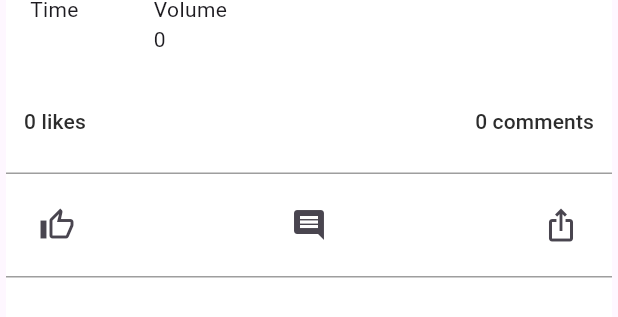
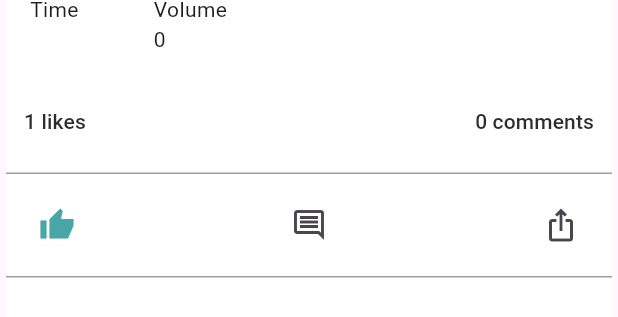
Before and after one commit to whitecatbeluga/workout-tracker-repo, a Flutter app: the PostCard widget shown alone on an empty page, opened directly with empty values, after a tap on the "thumb up" icon, on a phone screen of 412 x 824 dp. Shown: the part 165-482 px from the top of the screen. Run offline on Flutter 3.47's test engine with Material 3 defaults, Android fonts, the phone set to English and light mode, and no system bars; our stand-ins replace cloud_firestore, firebase_auth, firebase_core, firebase_storage, fl_chart, flutter_dotenv and 2 more; accounts and stored records are empty.

Commit message:
likes module now working

```diff
--- a/lib/data/repositories_impl/social_repository_impl.dart
+++ b/lib/data/repositories_impl/social_repository_impl.dart
@@ -241,4 +241,30 @@ class SocialRepositoryImpl implements SocialRepository {
       throw CustomErrorException.fromCode(500);
     }
   }
+
+  @override
+  Future<void> toggleLike({
+    required String workoutId,
+    required String userId,
+  }) async {
+    try {
+      final likeRef = _firestore
+          .collection('workouts')
+          .doc(workoutId)
+          .collection('likes')
+          .doc(userId);
+
+      final likeDoc = await likeRef.get();
+
+      if (likeDoc.exists) {
+        await likeRef.delete();
+      } else {
+        await likeRef.set({'liked_by': userId});
+      }
+    } on FirebaseException catch (_) {
+      throw CustomErrorException.fromCode(400);
+    } catch (_) {
+      throw CustomErrorException.fromCode(500);
+    }
+  }
 }
--- a/lib/domain/repositories/social_repository.dart
+++ b/lib/domain/repositories/social_repository.dart
@@ -11,4 +11,5 @@ abstract class SocialRepository {
     required String userId,
     required String description,
   });
+  Future<void> toggleLike({required String workoutId, required String userId});
 }
--- a/lib/presentation/widgets/card/post_card.dart
+++ b/lib/presentation/widgets/card/post_card.dart
@@ -8,19 +8,117 @@ import 'package:workout_tracker_repo/domain/repositories/social_repository.dart'
 import '../../../domain/entities/social_with_user.dart';
 import 'package:intl/intl.dart';
 
-class LikesBottomSheet extends StatelessWidget {
-  const LikesBottomSheet({super.key});
+class LikesBottomSheet extends StatefulWidget {
+  final String workoutId;
+  final SocialRepository repository;
+
+  const LikesBottomSheet({
+    super.key,
+    required this.workoutId,
+    required this.repository,
+  });
+
+  @override
+  State<LikesBottomSheet> createState() => _LikesBottomSheetState();
+}
+
+class _LikesBottomSheetState extends State<LikesBottomSheet> {
+  late Future<List<Map<String, dynamic>>> _likesFuture;
+
+  @override
+  void initState() {
+    super.initState();
+    _likesFuture = _fetchLikedUsers();
+  }
+
+  Future<List<Map<String, dynamic>>> _fetchLikedUsers() async {
+    final firestore = FirebaseFirestore.instance;
+
+    final likesSnapshot = await firestore
+        .collection('workouts')
+        .doc(widget.workoutId)
+        .collection('likes')
+        .get();
+
+    final likedUserIds = likesSnapshot.docs
+        .map((doc) => doc.data()['liked_by'] as String?)
+        .where((id) => id != null && id.isNotEmpty)
+        .cast<String>()
+        .toList();
+
+    final users = <Map<String, dynamic>>[];
+
+    for (final uid in likedUserIds) {
+      final userDoc = await firestore.collection('users').doc(uid).get();
+      if (userDoc.exists) {
+        final data = userDoc.data()!;
+        users.add({
+          'name': '${data['first_name'] ?? ''} ${data['last_name'] ?? ''}'
+              .trim(),
+          'picture': data['account_picture'] ?? '',
+        });
+      }
+    }
+
+    return users;
+  }
 
   @override
   Widget build(BuildContext context) {
-    return SizedBox(
-      height: 500,
-      child: Center(
-        child: ElevatedButton(
-          onPressed: () {
-            Navigator.pop(context);
+    return Padding(
+      padding: EdgeInsets.only(
+        bottom: MediaQuery.of(context).viewInsets.bottom,
+      ),
+      child: SizedBox(
+        height: 500,
+        child: FutureBuilder<List<Map<String, dynamic>>>(
+          future: _likesFuture,
+          builder: (context, snapshot) {
+            if (snapshot.connectionState == ConnectionState.waiting) {
+              return const Center(child: CircularProgressIndicator());
+            }
+            if (snapshot.hasError) {
+              return const Center(child: Text('Error loading likes'));
+            }
+
+            final users = snapshot.data ?? [];
+
+            if (users.isEmpty) {
+              return const Center(child: Text('No likes yet'));
+            }
+
+            return ListView.separated(
+              padding: const EdgeInsets.all(16),
+              itemCount: users.length,
+              separatorBuilder: (context, index) => const Divider(),
+              itemBuilder: (context, index) {
+                final user = users[index];
+                final name = user['name'] ?? 'Unknown';
+                final picture = user['picture'] ?? '';
+
+                return Row(
+                  children: [
+                    CircleAvatar(
+                      backgroundImage: picture.isNotEmpty
+                          ? NetworkImage(picture)
+                          : null,
+                      child: picture.isEmpty
+                          ? Text(name.isNotEmpty ? name[0].toUpperCase() : '?')
+                          : null,
+                    ),
+                    const SizedBox(width: 12),
+                    Text(
+                      name,
+                      style: const TextStyle(
+                        fontWeight: FontWeight.w500,
+                        fontSize: 14,
+                      ),
+                    ),
+                  ],
+                );
+              },
+            );
           },
-          child: Text('Likes close'),
         ),
       ),
     );
@@ -217,7 +315,7 @@ class _CommentsBottomSheetState extends State<CommentsBottomSheet> {
   }
 }
 
-class PostCard extends StatelessWidget {
+class PostCard extends StatefulWidget {
   final SocialWithUser data;
   final VoidCallback? onTap;
   final VoidCallback? viewProfileOnTap;
@@ -230,12 +328,59 @@ class PostCard extends StatelessWidget {
   });
 
   @override
+  State<PostCard> createState() => _PostCardState();
+}
+
+class _PostCardState extends State<PostCard> {
+  late bool isLiked;
+  late int likeCount;
+  final user = authService.value.getCurrentUser();
+
+  @override
+  void initState() {
+    super.initState();
+    isLiked = widget.data.likedByUids.contains(user?.uid);
+    likeCount = widget.data.likedByUids.length;
+  }
+
+  Future<void> _handleLike() async {
+    if (user == null) return;
+
+    final repository = SocialRepositoryImpl(FirebaseFirestore.instance);
+
+    try {
+      await repository.toggleLike(
+        workoutId: widget.data.social.id,
+        userId: user!.uid,
+      );
+
+      if (!mounted) return;
+
+      setState(() {
+        if (isLiked) {
+          isLiked = false;
+          likeCount--;
+        } else {
+          isLiked = true;
+          likeCount++;
+        }
+      });
+    } catch (e) {
+      if (!mounted) return;
+
+      ScaffoldMessenger.of(
+        context,
+      ).showSnackBar(const SnackBar(content: Text('Failed to toggle like')));
+    }
+  }
+
+  @override
   Widget build(BuildContext context) {
-    final createdAt = data.social.createdAt.toDate();
+    final createdAt = widget.data.social.createdAt.toDate();
     final timeAgo = timeago.format(createdAt);
 
     return InkWell(
-      onTap: onTap,
+      onTap: widget.onTap,
       child: Card(
         color: Colors.white,
         elevation: 0,
@@ -255,7 +400,7 @@ class PostCard extends StatelessWidget {
                         Material(
                           color: Colors.transparent,
                           child: InkWell(
-                            onTap: viewProfileOnTap,
+                            onTap: widget.viewProfileOnTap,
                             child: Container(
                               padding: EdgeInsets.zero,
                               child: Row(
@@ -276,7 +421,7 @@ class PostCard extends StatelessWidget {
                                           CrossAxisAlignment.start,
                                       children: [
                                         Text(
-                                          data.userName,
+                                          widget.data.userName,
                                           style: TextStyle(color: Colors.black),
                                         ),
                                         Text(
@@ -324,13 +469,13 @@ class PostCard extends StatelessWidget {
                       crossAxisAlignment: CrossAxisAlignment.start,
                       children: [
                         Text(
-                          data.social.workoutTitle,
+                          widget.data.social.workoutTitle,
                           style: TextStyle(
                             fontSize: 14,
                             fontWeight: FontWeight.w600,
                           ),
                         ),
-                        Text(data.social.workoutDescription),
+                        Text(widget.data.social.workoutDescription),
                       ],
                     ),
                   ),
@@ -345,7 +490,7 @@ class PostCard extends StatelessWidget {
                             crossAxisAlignment: CrossAxisAlignment.start,
                             children: [
                               Text('Time'),
-                              Text(data.social.workoutDuration),
+                              Text(widget.data.social.workoutDuration),
                             ],
                           ),
                         ),
@@ -355,7 +500,7 @@ class PostCard extends StatelessWidget {
                             crossAxisAlignment: CrossAxisAlignment.start,
                             children: [
                               Text('Volume'),
-                              Text(data.social.totalVolume.toString()),
+                              Text(widget.data.social.totalVolume.toString()),
                             ],
                           ),
                         ),
@@ -367,8 +512,8 @@ class PostCard extends StatelessWidget {
             ),
             Container(
               padding: EdgeInsets.zero,
-              child: data.social.imageUrls.isNotEmpty
-                  ? Image.network(data.social.imageUrls[0])
+              child: widget.data.social.imageUrls.isNotEmpty
+                  ? Image.network(widget.data.social.imageUrls[0])
                   : null,
             ),
 
@@ -383,12 +528,17 @@ class PostCard extends StatelessWidget {
                         context: context,
                         isScrollControlled: true,
                         builder: (BuildContext context) {
-                          return const LikesBottomSheet();
+                          return LikesBottomSheet(
+                            workoutId: widget.data.social.id,
+                            repository: SocialRepositoryImpl(
+                              FirebaseFirestore.instance,
+                            ),
+                          );
                         },
                       );
                     },
                     child: Text(
-                      '${data.likedByUids.length} likes',
+                      '$likeCount likes',
                       style: TextStyle(color: Color(0xFF2C2C2C)),
                     ),
                   ),
@@ -399,7 +549,7 @@ class PostCard extends StatelessWidget {
                         isScrollControlled: true,
                         builder: (BuildContext context) {
                           return CommentsBottomSheet(
-                            workoutId: data.social.id,
+                            workoutId: widget.data.social.id,
                             repository: SocialRepositoryImpl(
                               FirebaseFirestore.instance,
                             ),
@@ -408,7 +558,7 @@ class PostCard extends StatelessWidget {
                       );
                     },
                     child: Text(
-                      '${data.commentCount} comments',
+                      '${widget.data.commentCount} comments',
                       style: TextStyle(color: Color(0xFF2C2C2C)),
                     ),
                   ),
@@ -428,10 +578,11 @@ class PostCard extends StatelessWidget {
                 mainAxisAlignment: MainAxisAlignment.spaceBetween,
                 children: [
                   IconButton(
-                    onPressed: () {
-                      print('Pressed like');
-                    },
-                    icon: Icon(Icons.thumb_up_outlined),
+                    onPressed: _handleLike,
+                    icon: Icon(
+                      isLiked ? Icons.thumb_up_sharp : Icons.thumb_up_outlined,
+                      color: isLiked ? Color(0xFF48A6A7) : null,
+                    ),
                   ),
                   IconButton(
                     onPressed: () {
@@ -444,7 +595,7 @@ class PostCard extends StatelessWidget {
                           ),
                         ),
                         builder: (context) => CommentsBottomSheet(
-                          workoutId: data.social.id,
+                          workoutId: widget.data.social.id,
                           repository: SocialRepositoryImpl(
                             FirebaseFirestore.instance,
                           ),
@@ -452,7 +603,7 @@ class PostCard extends StatelessWidget {
                       );
                     },
 
-                    icon: Icon(Icons.comment),
+                    icon: Icon(Icons.comment_outlined),
                   ),
                   IconButton(
                     onPressed: () {
```
